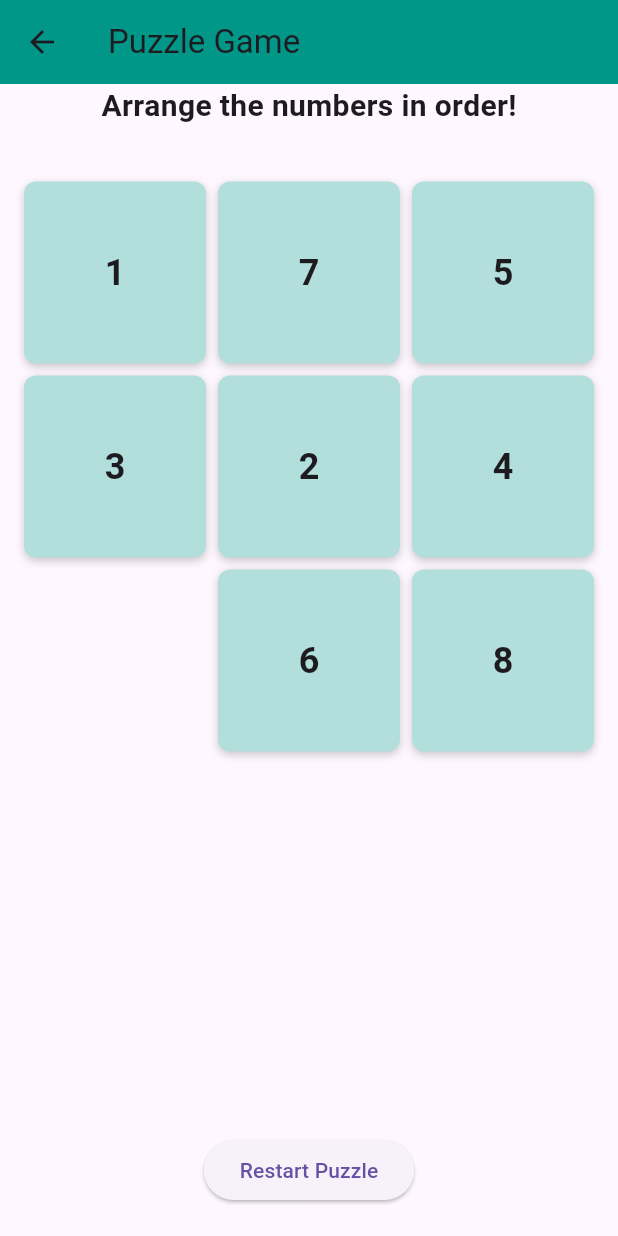
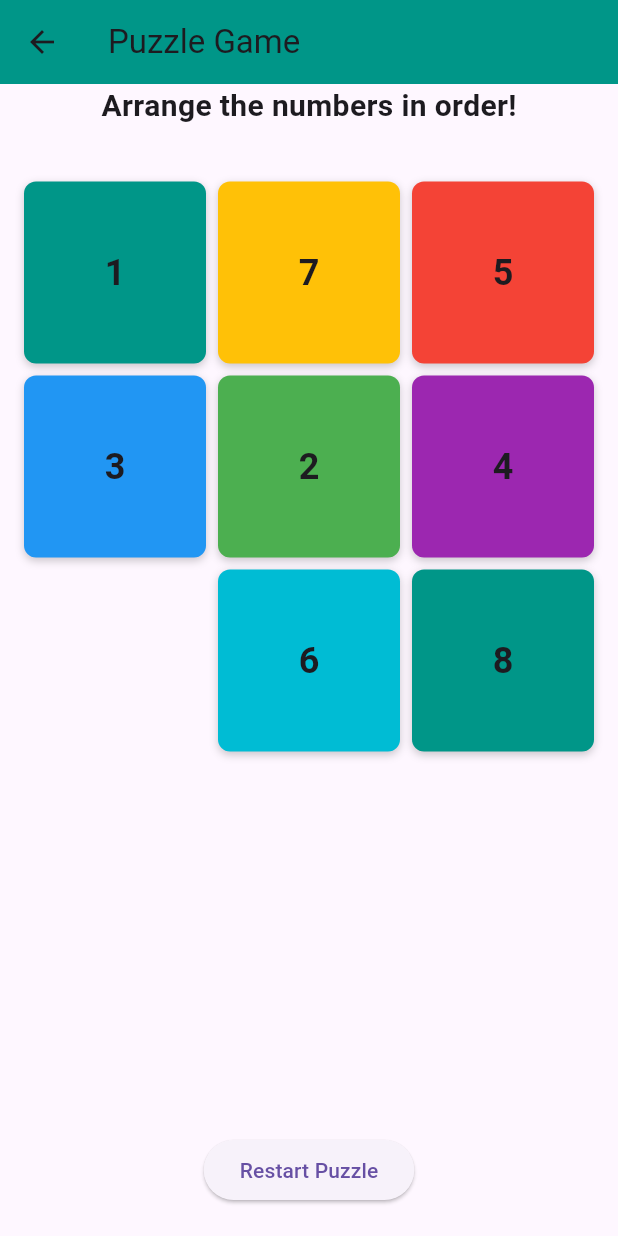
Before and after one commit to Kasun3865/Project2, a Flutter app: the PuzzleGameScreen screen opened directly, on a phone screen of 412 x 824 dp. Run offline on Flutter 3.47's test engine with Material 3 defaults, Android fonts, the phone set to English and light mode, and no system bars; our stand-ins replace cloud_firestore, firebase_auth, firebase_core, firebase_storage, font_awesome_flutter, image_picker and 1 more; accounts and stored records are empty.

Commit message:
puzzale update

```diff
--- a/project3/lib/screens/puzzle_game_screen.dart
+++ b/project3/lib/screens/puzzle_game_screen.dart
@@ -1,4 +1,5 @@
 import 'package:flutter/material.dart';
+import 'dart:math'; // Importing this for generating random colors
 
 class PuzzleGameScreen extends StatefulWidget {
   const PuzzleGameScreen({super.key});
@@ -10,6 +11,16 @@ class PuzzleGameScreen extends StatefulWidget {
 class _PuzzleGameScreenState extends State<PuzzleGameScreen> {
   List<int> puzzlePieces =
       List.generate(8, (index) => index + 1) + [0]; // 0 as the empty space
+  List<Color> colors = [
+    Colors.teal,
+    Colors.amber,
+    Colors.red,
+    Colors.blue,
+    Colors.green,
+    Colors.purple,
+    Colors.orange,
+    Colors.cyan,
+  ];
 
   @override
   void initState() {
@@ -67,11 +78,15 @@ class _PuzzleGameScreenState extends State<PuzzleGameScreen> {
   // A tile that can be moved if adjacent to the empty space.
   Widget _buildPuzzleTile(int number, int index) {
     bool isEmpty = number == 0;
+    Color tileColor = isEmpty
+        ? Colors.transparent
+        : colors[index % colors.length]; // Assign color based on the index
+
     return GestureDetector(
       onTap: () => _moveTile(index),
       child: Container(
         decoration: BoxDecoration(
-          color: isEmpty ? Colors.transparent : Colors.teal[100],
+          color: tileColor,
           borderRadius: BorderRadius.circular(8),
           boxShadow: isEmpty
               ? []
```
